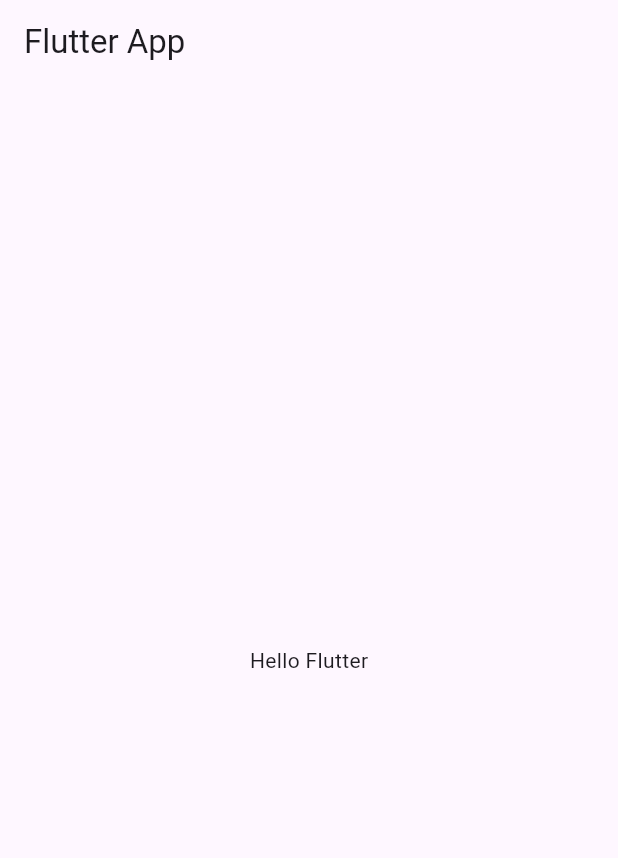
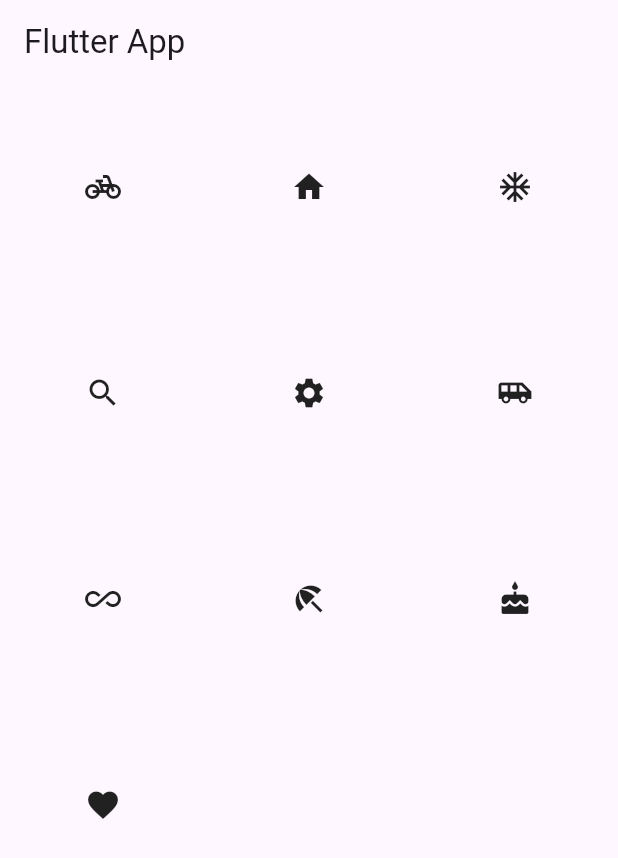
Before and after one commit to flutteruuu/flutter_demo, a Flutter app: the screen it shows after launch, on a phone screen of 412 x 824 dp. Shown: the top 858 px of the screen. Run offline on Flutter 3.47's test engine with Material 3 defaults, Android fonts, the phone set to English and light mode, and no system bars.

Commit message:
GridView.count / crossAxisCount

```diff
--- a/lib/main.dart
+++ b/lib/main.dart
@@ -29,8 +29,20 @@ class HomePage extends StatelessWidget {
 
   @override
   Widget build(BuildContext context) {
-    return Center(
-      child: Text("Hello Flutter"),
+    return GridView.count(
+      crossAxisCount: 3, // 每行三個
+      children: const[
+        Icon(Icons.pedal_bike),
+        Icon(Icons.home),
+        Icon(Icons.ac_unit),
+        Icon(Icons.search),
+        Icon(Icons.settings),
+        Icon(Icons.airport_shuttle),
+        Icon(Icons.all_inclusive),
+        Icon(Icons.beach_access),
+        Icon(Icons.cake),
+        Icon(Icons.favorite),
+      ],
     );
   }
 }
```
